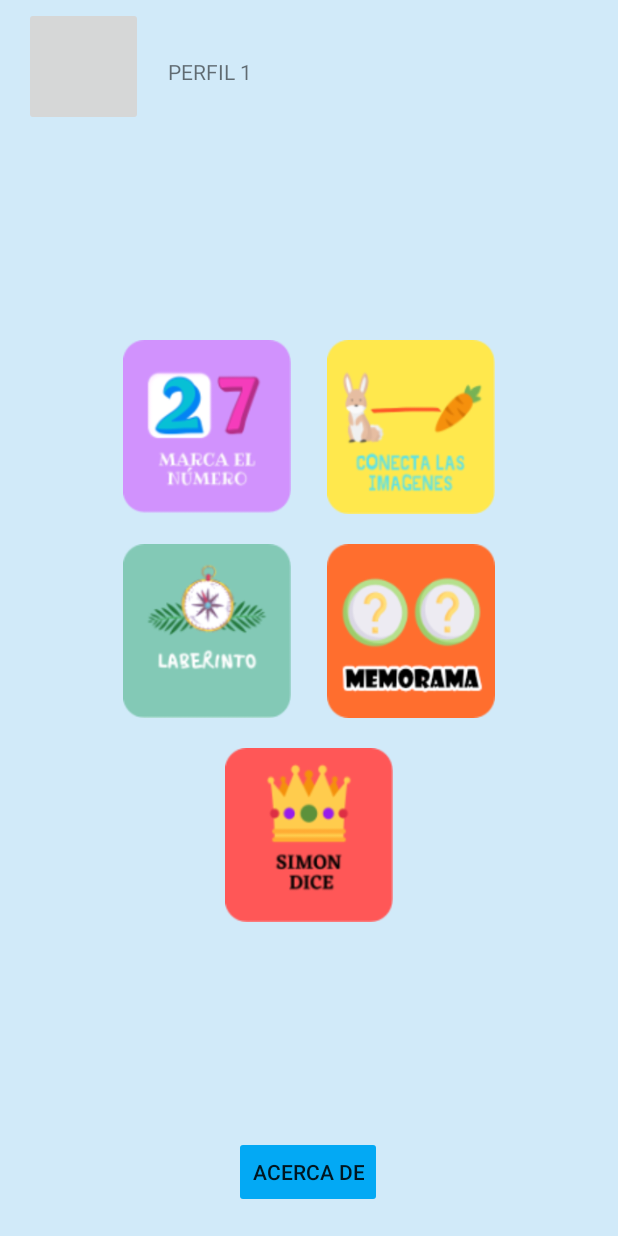
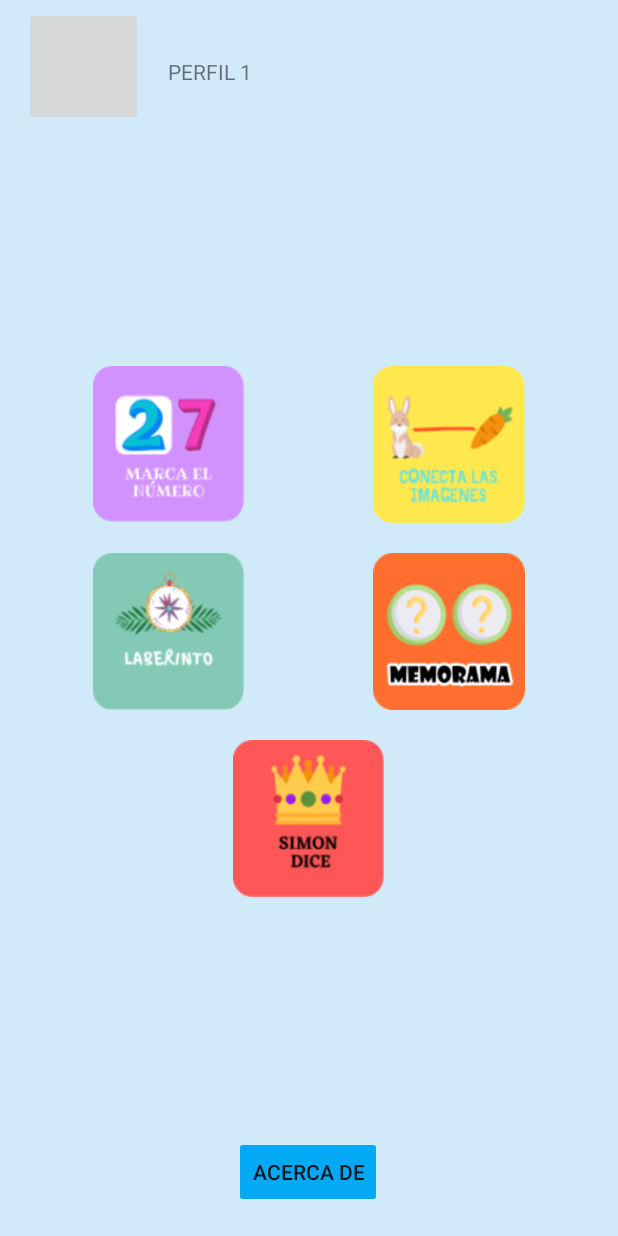
Before and after one commit to DanielMuni/Leon, an Android app: the MenuPrincipal screen opened directly, with no data from a screen before it, on a phone screen of 412 x 824 dp. Run offline under Robolectric (Android 15) with nearby library versions, the phone set to English and light mode, and no system bars.

Commit message:
rediseño del menu principal con mas espacio

```diff
--- a/app/src/main/res/layout/activity_menu_principal_low_specs.xml
+++ b/app/src/main/res/layout/activity_menu_principal_low_specs.xml
@@ -37,9 +37,9 @@
     <LinearLayout
         android:layout_width="match_parent"
         android:layout_height="0dp"
-        app:layout_constraintDimensionRatio="2:3"
-        android:layout_marginStart="70dp"
-        android:layout_marginEnd="70dp"
+        app:layout_constraintDimensionRatio="2.5:3"
+        android:layout_marginStart="50dp"
+        android:layout_marginEnd="50dp"
         android:orientation="vertical"
         app:layout_constraintBottom_toTopOf="@+id/buttonAcerca"
         app:layout_constraintEnd_toEndOf="parent"
@@ -53,7 +53,7 @@
             android:layout_weight="2">
 
             <LinearLayout
-                android:layout_width="match_parent"
+                android:layout_width="0dp"
                 android:layout_height="match_parent"
                 android:layout_weight="1"
                 android:orientation="vertical">
@@ -80,7 +80,13 @@
             </LinearLayout>
 
             <LinearLayout
-                android:layout_width="match_parent"
+                android:layout_width="0dp"
+                android:layout_height="match_parent"
+                android:layout_weight=".5"
+                android:orientation="vertical"/>
+
+            <LinearLayout
+                android:layout_width="0dp"
                 android:layout_height="match_parent"
                 android:layout_weight="1"
                 android:orientation="vertical">
@@ -118,14 +124,14 @@
             <LinearLayout
                 android:layout_width="0dp"
                 android:layout_height="match_parent"
-                android:layout_weight="1"
+                android:layout_weight=".75"
                 android:orientation="vertical"></LinearLayout>
 
             <ImageButton
                 android:id="@+id/imageButton21"
                 android:layout_width="0dp"
                 android:layout_height="match_parent"
-                android:layout_weight="2"
+                android:layout_weight="1"
                 android:backgroundTint="#00FFFFFF"
                 android:onClick="openSimonDice"
                 android:scaleType="fitXY"
@@ -134,7 +140,7 @@
             <LinearLayout
                 android:layout_width="0dp"
                 android:layout_height="match_parent"
-                android:layout_weight="1"
+                android:layout_weight=".75"
                 android:orientation="vertical"></LinearLayout>
         </LinearLayout>
 
```
Also changed, not shown: app/src/main/res/layout/activity_menu_principal.xml (+14 -8 lines).
